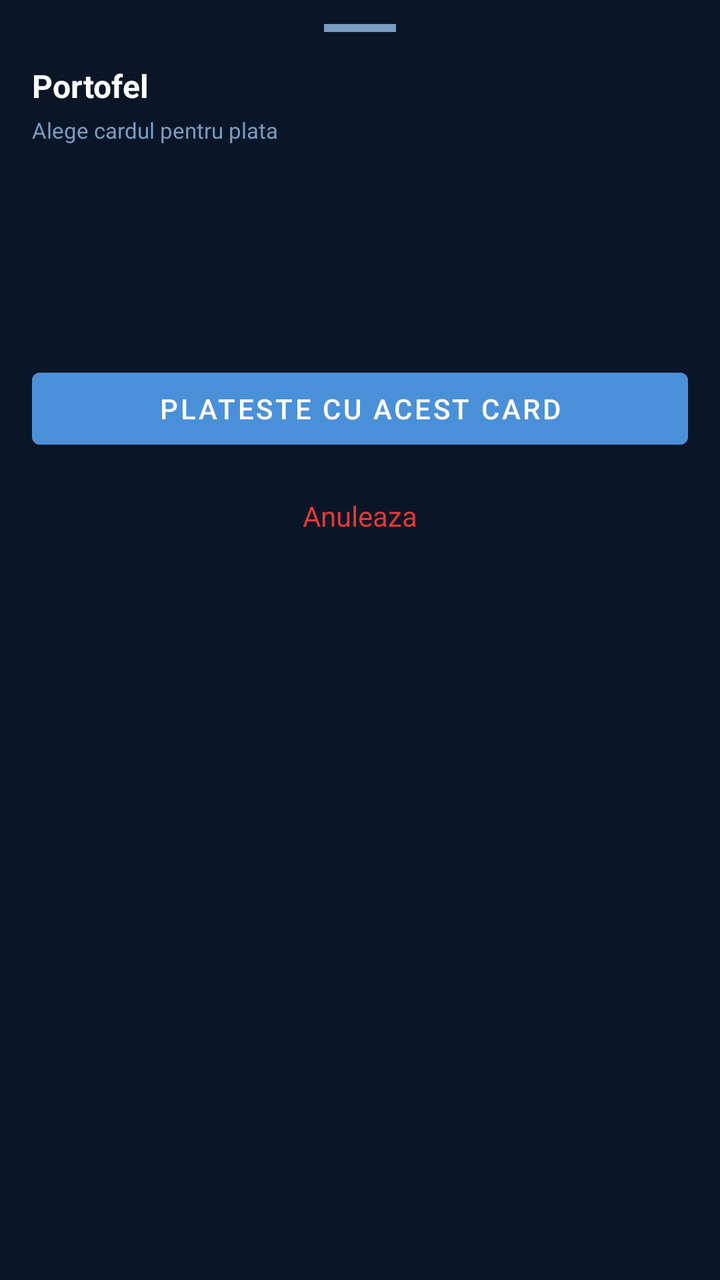
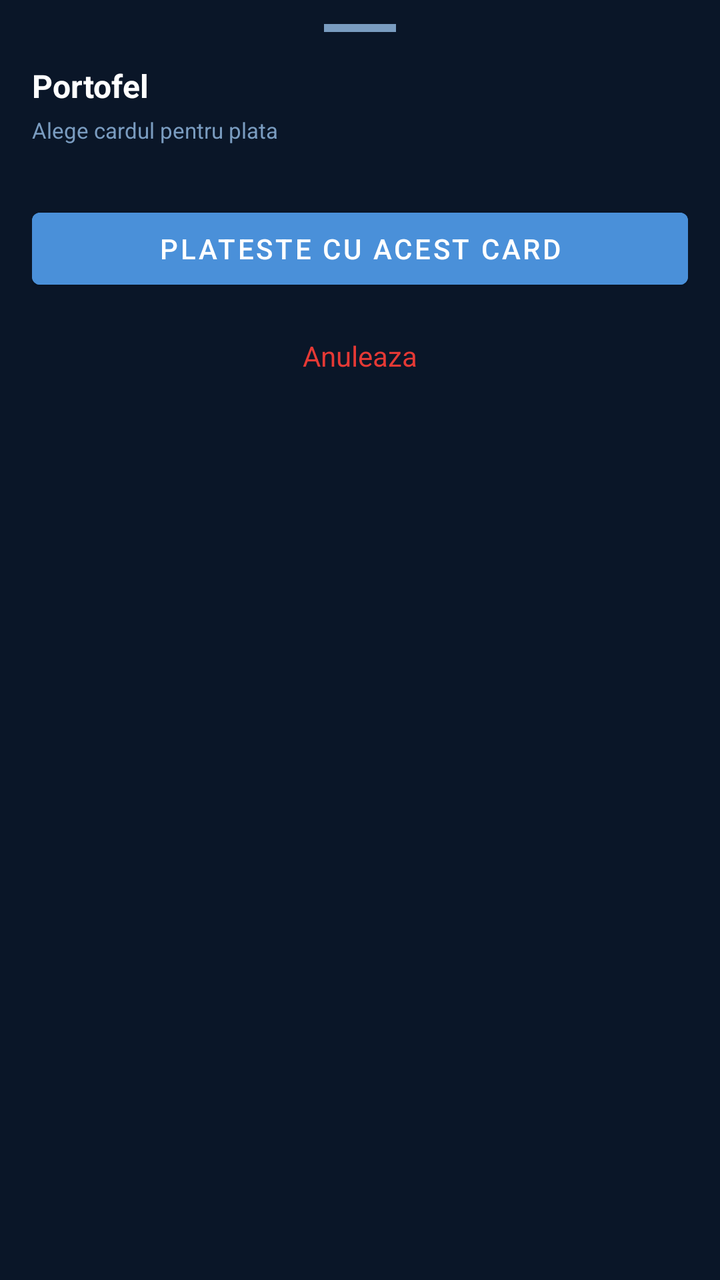

Screens rendered from an Android XML layout before and after an edit, with the pre-edit source and the edit as a unified diff.
<!-- AndroidManifest.xml: application theme Theme.LicentaMultibankingApp -->
<!-- res/layout/bottom_sheet_plateste.xml -->
<?xml version="1.0" encoding="utf-8"?>
<LinearLayout xmlns:android="http://schemas.android.com/apk/res/android"
    android:layout_width="match_parent"
    android:layout_height="wrap_content"
    android:orientation="vertical"
    android:background="#0a1628">

    <View
        android:layout_width="36dp"
        android:layout_height="4dp"
        android:background="#7A9CC0"
        android:layout_gravity="center_horizontal"
        android:layout_marginTop="12dp"
        android:layout_marginBottom="16dp"/>

    <ViewFlipper
        android:id="@+id/viewFlipperPlateste"
        android:layout_width="match_parent"
        android:layout_height="wrap_content">

        
        <LinearLayout
            android:layout_width="match_parent"
            android:layout_height="wrap_content"
            android:orientation="vertical"
            android:paddingStart="16dp"
            android:paddingEnd="16dp"
            android:paddingBottom="24dp">

            <TextView
                android:layout_width="wrap_content"
                android:layout_height="wrap_content"
                android:text="Portofel"
                android:textColor="#FFFFFF"
                android:textSize="16sp"
                android:textStyle="bold"
                android:layout_marginBottom="4dp"/>

            <TextView
                android:layout_width="wrap_content"
                android:layout_height="wrap_content"
                android:text="Alege cardul pentru plata"
                android:textColor="#7A9CC0"
                android:textSize="11sp"
                android:layout_marginBottom="12dp"/>

            <androidx.recyclerview.widget.RecyclerView
                android:id="@+id/rvCarduriPlateste"
                android:layout_width="match_parent"
                android:layout_height="80dp"
                android:orientation="horizontal"
                android:clipToPadding="false"
                android:layout_marginBottom="16dp"/>

            <Button
                android:id="@+id/btnPlatesteCuCard"
                android:layout_width="match_parent"
                android:layout_height="wrap_content"
                android:text="Plateste cu acest card"
                android:backgroundTint="#4A90D9"
                android:textColor="#FFFFFF"
                android:layout_marginBottom="8dp"/>

            <TextView
                android:id="@+id/tvAnuleazaPlateste"
                android:layout_width="match_parent"
                android:layout_height="wrap_content"
                android:text="Anuleaza"
                android:textColor="#E53935"
                android:gravity="center"
                android:padding="12dp"/>

        </LinearLayout>

        
        <LinearLayout
            android:layout_width="match_parent"
            android:layout_height="wrap_content"
            android:orientation="vertical"
            android:paddingStart="16dp"
            android:paddingEnd="16dp"
            android:paddingBottom="24dp">

            <TextView
                android:layout_width="wrap_content"
                android:layout_height="wrap_content"
                android:text="HCE · NFC simulat"
                android:textColor="#90CAF9"
                android:textSize="10sp"
                android:background="#0D47A1"
                android:paddingStart="8dp"
                android:paddingEnd="8dp"
                android:paddingTop="3dp"
                android:paddingBottom="3dp"
                android:layout_gravity="center_horizontal"
                android:layout_marginBottom="12dp"/>

            <LinearLayout
                android:id="@+id/layoutCardNfc"
                android:layout_width="match_parent"
                android:layout_height="wrap_content"
                android:orientation="vertical"
                android:background="#E53935"
                android:padding="16dp"
                android:layout_marginBottom="12dp">

                <TextView
                    android:id="@+id/tvNfcNumeBanca"
                    android:layout_width="wrap_content"
                    android:layout_height="wrap_content"
                    android:text="BCR Visa Debit"
                    android:textColor="#FFCDD2"
                    android:textSize="11sp"
                    android:layout_marginBottom="12dp"/>

                <TextView
                    android:id="@+id/tvNfcNrCard"
                    android:layout_width="wrap_content"
                    android:layout_height="wrap_content"
                    android:text="•••• •••• •••• 1234"
                    android:textColor="#FFFFFF"
                    android:textSize="16sp"
                    android:textStyle="bold"
                    android:letterSpacing="0.1"
                    android:layout_marginBottom="10dp"/>

                <LinearLayout
                    android:layout_width="match_parent"
                    android:layout_height="wrap_content"
                    android:orientation="horizontal">

                    <TextView
                        android:id="@+id/tvNfcTitular"
                        android:layout_width="0dp"
                        android:layout_height="wrap_content"
                        android:layout_weight="1"
                        android:text="I. STEFANIA"
                        android:textColor="#FFCDD2"
                        android:textSize="11sp"/>

                    <TextView
                        android:layout_width="wrap_content"
                        android:layout_height="wrap_content"
                        android:text="VISA"
                        android:textColor="#FFFFFF"
                        android:textSize="16sp"
                        android:textStyle="bold"/>

                </LinearLayout>

            </LinearLayout>

            <LinearLayout
                android:layout_width="wrap_content"
                android:layout_height="wrap_content"
                android:orientation="vertical"
                android:gravity="center"
                android:layout_gravity="center_horizontal"
                android:layout_marginBottom="8dp">

                <com.stefi.licentamultibankingapp.ui.dashboard.home.NfcRingsView
                    android:id="@+id/nfcRingsView"
                    android:layout_width="80dp"
                    android:layout_height="80dp"/>

            </LinearLayout>

            <TextView
                android:layout_width="match_parent"
                android:layout_height="wrap_content"
                android:text="Apropiati de POS"
                android:textColor="#FFFFFF"
                android:textSize="14sp"
                android:textStyle="bold"
                android:gravity="center"
                android:layout_marginBottom="4dp"/>

            <TextView
                android:layout_width="match_parent"
                android:layout_height="wrap_content"
                android:text="Tineti telefonul aproape de cititorul POS"
                android:textColor="#7A9CC0"
                android:textSize="11sp"
                android:gravity="center"
                android:layout_marginBottom="12dp"/>

            <LinearLayout
                android:layout_width="match_parent"
                android:layout_height="wrap_content"
                android:background="#12203A"
                android:padding="10dp"
                android:layout_marginBottom="12dp">

                <TextView
                    android:layout_width="match_parent"
                    android:layout_height="wrap_content"
                    android:text="Simulare HCE. In realitate, telefonul emuleaza cardul fizic prin NFC catre POS, fara hardware suplimentar."
                    android:textColor="#7A9CC0"
                    android:textSize="10sp"
                    android:gravity="center"/>

            </LinearLayout>

            <Button
                android:id="@+id/btnSimuleazaPlata"
                android:layout_width="match_parent"
                android:layout_height="wrap_content"
                android:text="Simuleaza plata"
                android:backgroundTint="#1A3C6E"
                android:textColor="#4A90D9"
                android:layout_marginBottom="8dp"/>

            <TextView
                android:id="@+id/tvInapoiNfc"
                android:layout_width="match_parent"
                android:layout_height="wrap_content"
                android:text="Inapoi"
                android:textColor="#4A90D9"
                android:gravity="center"
                android:padding="12dp"/>

        </LinearLayout>

        
        <LinearLayout
            android:layout_width="match_parent"
            android:layout_height="wrap_content"
            android:orientation="vertical"
            android:paddingStart="16dp"
            android:paddingEnd="16dp"
            android:paddingBottom="24dp"
            android:gravity="center">

            <TextView
                android:layout_width="wrap_content"
                android:layout_height="wrap_content"
                android:text="Plata simulata"
                android:textColor="#4CAF50"
                android:textSize="10sp"
                android:background="#1e4a2a"
                android:paddingStart="8dp"
                android:paddingEnd="8dp"
                android:paddingTop="3dp"
                android:paddingBottom="3dp"
                android:layout_gravity="center_horizontal"
                android:layout_marginBottom="12dp"/>

            <LinearLayout
                android:layout_width="56dp"
                android:layout_height="56dp"
                android:background="#1e4a2a"
                android:gravity="center"
                android:layout_gravity="center_horizontal"
                android:layout_marginBottom="12dp">

                <TextView
                    android:layout_width="wrap_content"
                    android:layout_height="wrap_content"
                    android:text="✓"
                    android:textColor="#4CAF50"
                    android:textSize="24sp"
                    android:textStyle="bold"/>

            </LinearLayout>

            <TextView
                android:layout_width="wrap_content"
                android:layout_height="wrap_content"
                android:text="Plata aprobata!"
                android:textColor="#FFFFFF"
                android:textSize="16sp"
                android:textStyle="bold"
                android:layout_gravity="center_horizontal"
                android:layout_marginBottom="4dp"/>

            <TextView
                android:layout_width="wrap_content"
                android:layout_height="wrap_content"
                android:text="Tranzactie inregistrata in istoric"
                android:textColor="#7A9CC0"
                android:textSize="11sp"
                android:layout_gravity="center_horizontal"
                android:layout_marginBottom="16dp"/>

            <LinearLayout
                android:layout_width="match_parent"
                android:layout_height="wrap_content"
                android:orientation="vertical"
                android:background="#12203A"
                android:padding="12dp"
                android:layout_marginBottom="16dp">

                <LinearLayout
                    android:layout_width="match_parent"
                    android:layout_height="wrap_content"
                    android:orientation="horizontal"
                    android:layout_marginBottom="6dp">

                    <TextView
                        android:layout_width="0dp"
                        android:layout_height="wrap_content"
                        android:layout_weight="1"
                        android:text="Card"
                        android:textColor="#7A9CC0"
                        android:textSize="11sp"/>

                    <TextView
                        android:id="@+id/tvSuccessCard"
                        android:layout_width="wrap_content"
                        android:layout_height="wrap_content"
                        android:text="BCR •••• 1234"
                        android:textColor="#FFFFFF"
                        android:textSize="11sp"/>

                </LinearLayout>

                <LinearLayout
                    android:layout_width="match_parent"
                    android:layout_height="wrap_content"
                    android:orientation="horizontal"
                    android:layout_marginBottom="6dp">

                    <TextView
                        android:layout_width="0dp"
                        android:layout_height="wrap_content"
                        android:layout_weight="1"
                        android:text="Metoda"
                        android:textColor="#7A9CC0"
                        android:textSize="11sp"/>

                    <TextView
                        android:layout_width="wrap_content"
                        android:layout_height="wrap_content"
                        android:text="NFC simulat"
                        android:textColor="#90CAF9"
                        android:textSize="11sp"/>

                </LinearLayout>

                <LinearLayout
                    android:layout_width="match_parent"
                    android:layout_height="wrap_content"
                    android:orientation="horizontal">

                    <TextView
                        android:layout_width="0dp"
                        android:layout_height="wrap_content"
                        android:layout_weight="1"
                        android:text="Salvat"
                        android:textColor="#7A9CC0"
                        android:textSize="11sp"/>

                    <TextView
                        android:layout_width="wrap_content"
                        android:layout_height="wrap_content"
                        android:text="Firestore ✓"
                        android:textColor="#4CAF50"
                        android:textSize="11sp"/>

                </LinearLayout>

            </LinearLayout>

            <Button
                android:id="@+id/btnInchidePlateste"
                android:layout_width="match_parent"
                android:layout_height="wrap_content"
                android:text="Mergi la Home"
                android:backgroundTint="#4A90D9"
                android:textColor="#FFFFFF"/>

        </LinearLayout>

    </ViewFlipper>

</LinearLayout>
<!-- resources referenced by this layout -->
<resources>
  <style name="Theme.LicentaMultibankingApp" parent="Base.Theme.LicentaMultibankingApp" />
  <style name="Base.Theme.LicentaMultibankingApp" parent="Theme.MaterialComponents.DayNight.NoActionBar">
          <item name="android:textColorHint">#888888</item>
          
          
      </style>
</resources>

<!-- the commit's change to res/layout/bottom_sheet_plateste.xml (unified diff, before → after) -->
@@ -47,7 +47,7 @@
             <androidx.recyclerview.widget.RecyclerView
                 android:id="@+id/rvCarduriPlateste"
                 android:layout_width="match_parent"
-                android:layout_height="80dp"
+                android:layout_height="wrap_content"
                 android:orientation="horizontal"
                 android:clipToPadding="false"
                 android:layout_marginBottom="16dp"/>
